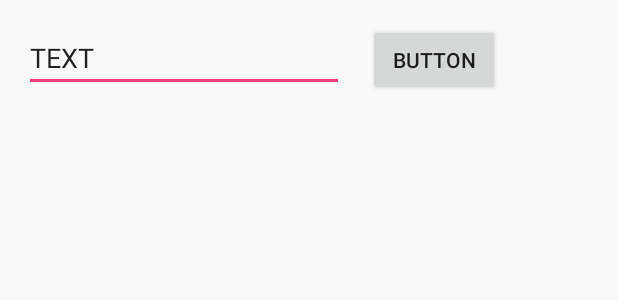
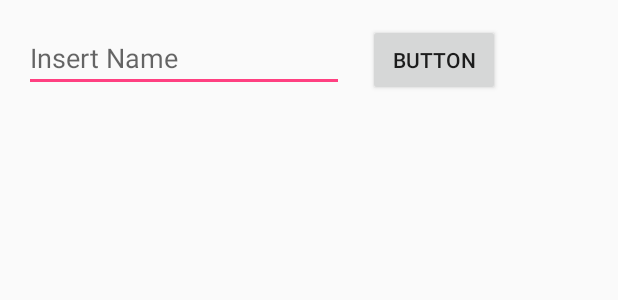
Before and after one commit to Schedose/Schedose, an Android app: the layout activity_main.xml on its own in the app's theme, with its tools: preview values and no code run, on a phone screen of 412 x 824 dp. Shown: the top 300 px of the screen. Run offline under Robolectric (Android 15) with nearby library versions, the phone set to English and light mode, and no system bars.

Commit message:
Added textbox

```diff
--- a/app/src/main/java/com/nerds/neds/schedose/MainActivity.java
+++ b/app/src/main/java/com/nerds/neds/schedose/MainActivity.java
@@ -1,8 +1,8 @@
 package com.nerds.neds.schedose;
 
+import android.os.Bundle;
 import android.support.v7.app.AppCompatActivity;
-import android.os.Bundle;
-import android.view.View;
+import android.widget.EditText;
 
 public class MainActivity extends AppCompatActivity {
 
@@ -10,6 +10,8 @@ public class MainActivity extends AppCompatActivity {
     protected void onCreate(Bundle savedInstanceState) {
         super.onCreate(savedInstanceState);
         setContentView(R.layout.activity_main);
+
+        EditText text= (EditText) findViewById(R.id.TextBox);
     }
 
 
--- a/app/src/main/res/layout/activity_main.xml
+++ b/app/src/main/res/layout/activity_main.xml
@@ -13,22 +13,20 @@
         android:layout_marginStart="16dp"
         android:text="@string/button"
         android:visibility="visible"
-        app:layout_constraintBaseline_toBaselineOf="@+id/editText"
-        app:layout_constraintStart_toEndOf="@+id/editText"
+        app:layout_constraintBaseline_toBaselineOf="@+id/TextBox"
+        app:layout_constraintStart_toEndOf="@+id/TextBox"
         tools:text="Button"
         android:onClick="change"/>
 
     <EditText
-        android:id="@+id/editText"
+        android:id="@+id/TextBox"
         android:layout_width="wrap_content"
         android:layout_height="wrap_content"
         android:layout_marginStart="16dp"
         android:layout_marginTop="16dp"
         android:ems="10"
-        android:hint="Put words here"
-        android:inputType="text|textPersonName"
-        android:text="@string/textbox"
+        android:hint="Insert Name"
+        android:inputType="text|textPersonName|number"
         app:layout_constraintStart_toStartOf="parent"
-        app:layout_constraintTop_toTopOf="parent"
-        tools:text="TEXT" />
+        app:layout_constraintTop_toTopOf="parent" />
 </android.support.constraint.ConstraintLayout>
```
